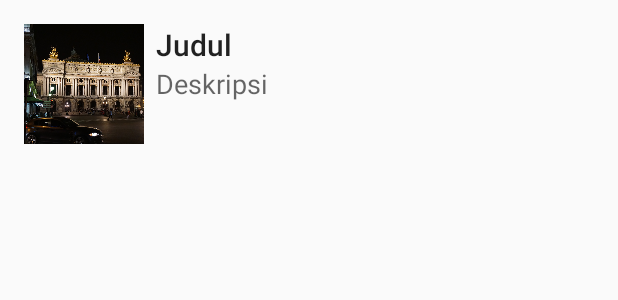
After one commit to LelakiTamvan/RecyclerView-2, an Android app: the layout item_list.xml on its own in the app's theme, with its tools: preview values and no code run, on a phone screen of 412 x 824 dp. The commit adds this screen. Shown: the top 300 px of the screen. Run offline under Robolectric (Android 15) with nearby library versions, the phone set to English and light mode, and no system bars.

Commit message:
RecyclerView List

```diff
--- a/app/build.gradle
+++ b/app/build.gradle
@@ -1,4 +1,5 @@
 apply plugin: 'com.android.application'
+
 
 android {
     compileSdkVersion 23
@@ -20,7 +21,8 @@ android {
 }
 
 dependencies {
-    compile fileTree(dir: 'libs', include: ['*.jar'])
+    compile fileTree(include: ['*.jar'], dir: 'libs')
     testCompile 'junit:junit:4.12'
     compile 'com.android.support:appcompat-v7:23.4.0'
+    compile 'com.android.support:recyclerview-v7:23.4.0'
 }
--- a/app/src/main/res/layout/activity_main.xml
+++ b/app/src/main/res/layout/activity_main.xml
@@ -1,5 +1,7 @@
 <?xml version="1.0" encoding="utf-8"?>
-<RelativeLayout xmlns:android="http://schemas.android.com/apk/res/android"
+<android.support.v7.widget.RecyclerView
+
+    xmlns:android="http://schemas.android.com/apk/res/android"
     xmlns:tools="http://schemas.android.com/tools"
     android:layout_width="match_parent"
     android:layout_height="match_parent"
@@ -13,4 +15,4 @@
         android:layout_width="wrap_content"
         android:layout_height="wrap_content"
         android:text="Hello World!" />
-</RelativeLayout>
+</android.support.v7.widget.RecyclerView>
--- /dev/null
+++ b/app/src/main/res/layout/item_list.xml
@@ -0,0 +1,43 @@
+<?xml version="1.0" encoding="utf-8"?>
+<RelativeLayout
+    xmlns:android="http://schemas.android.com/apk/res/android"
+    xmlns:tools="http://schemas.android.com/tools"
+    android:padding="16dp"
+    android:background="?android:attr/selectableItemBackground"
+    android:layout_width="match_parent"
+    android:layout_height="wrap_content">
+
+    <ImageView
+        android:id="@+id/imageView"
+        android:layout_width="80dp"
+        android:layout_height="80dp"
+        android:scaleType="centerCrop"
+        tools:src="@drawable/a"
+        />
+    <TextView
+        android:layout_width="match_parent"
+        android:layout_height="wrap_content"
+        android:layout_alignParentTop="true"
+        android:layout_toRightOf="@+id/imageView"
+        android:layout_toEndOf="@+id/imageView"
+        android:layout_marginLeft="8dp"
+        android:layout_marginStart="8dp"
+        android:maxLines="1"
+        android:ellipsize="end"
+        tools:text="Judul"
+        android:id="@+id/textViewJudul"
+        android:textAppearance="@style/TextAppearance.AppCompat.Title"/>
+
+    <TextView
+        tools:text="Deskripsi"
+        android:layout_width="match_parent"
+        android:layout_height="wrap_content"
+        android:layout_below="@+id/textViewJudul"
+        android:layout_alignLeft="@+id/textViewJudul"
+        android:layout_alignStart="@+id/textViewJudul"
+        android:maxLines="2"
+        android:ellipsize="end"
+        android:textAppearance="@style/TextAppearance.AppCompat.Medium"
+        android:id="@+id/textViewDeskripsi"
+        />
+</RelativeLayout>
--- /dev/null
+++ b/app/src/main/res/values/ids.xml
@@ -0,0 +1,4 @@
+<?xml version="1.0" encoding="utf-8"?>
+<resources>
+    <item name="recyclerView" type="id" />
+</resources>
```
Also changed, not shown: app/src/main/java/id/sch/smktelkom_mlg/learn/recyclerview1/MainActivity.java (+47 -1 lines), app/src/main/java/id/sch/smktelkom_mlg/learn/recyclerview1/adapter/HotelAdapter.java (added, +63 -0 lines), app/src/main/java/id/sch/smktelkom_mlg/learn/recyclerview1/model/Hotel.java (added, +19 -0 lines), app/src/main/res/values/arrays.xml (added, +96 -0 lines), app/src/main/res/drawable/a.png (added), app/src/main/res/drawable/c.png (added), app/src/main/res/drawable/d.png (added), app/src/main/res/drawable/e.png (added), app/src/main/res/drawable/f.png (added), 1 other file.
